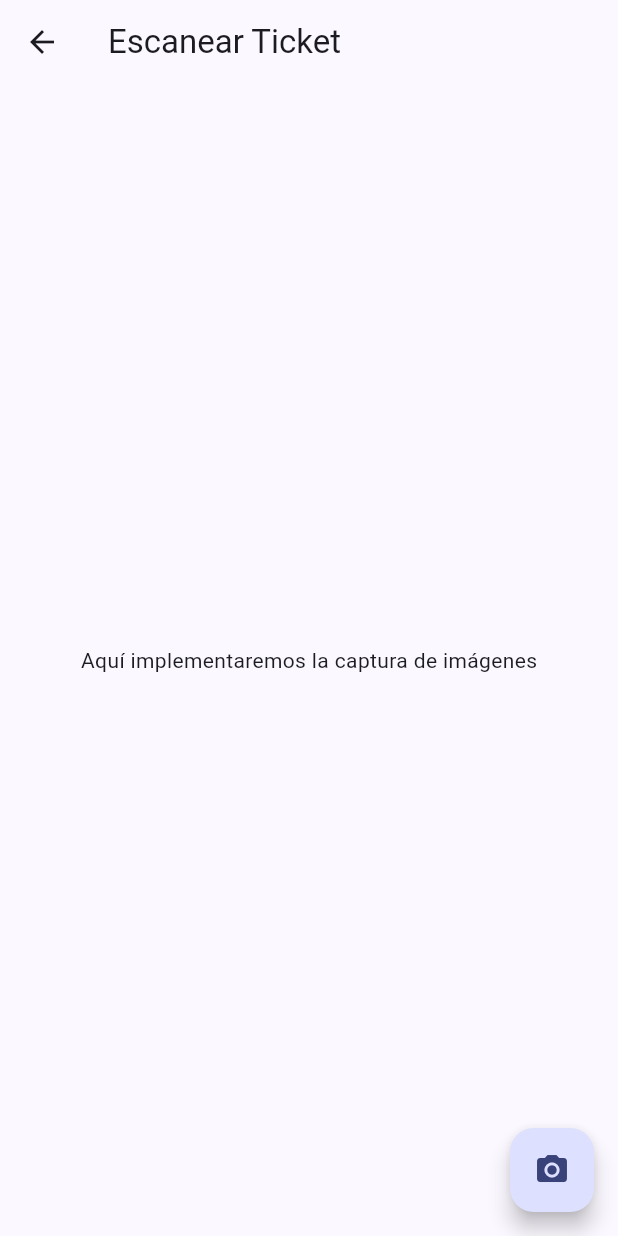
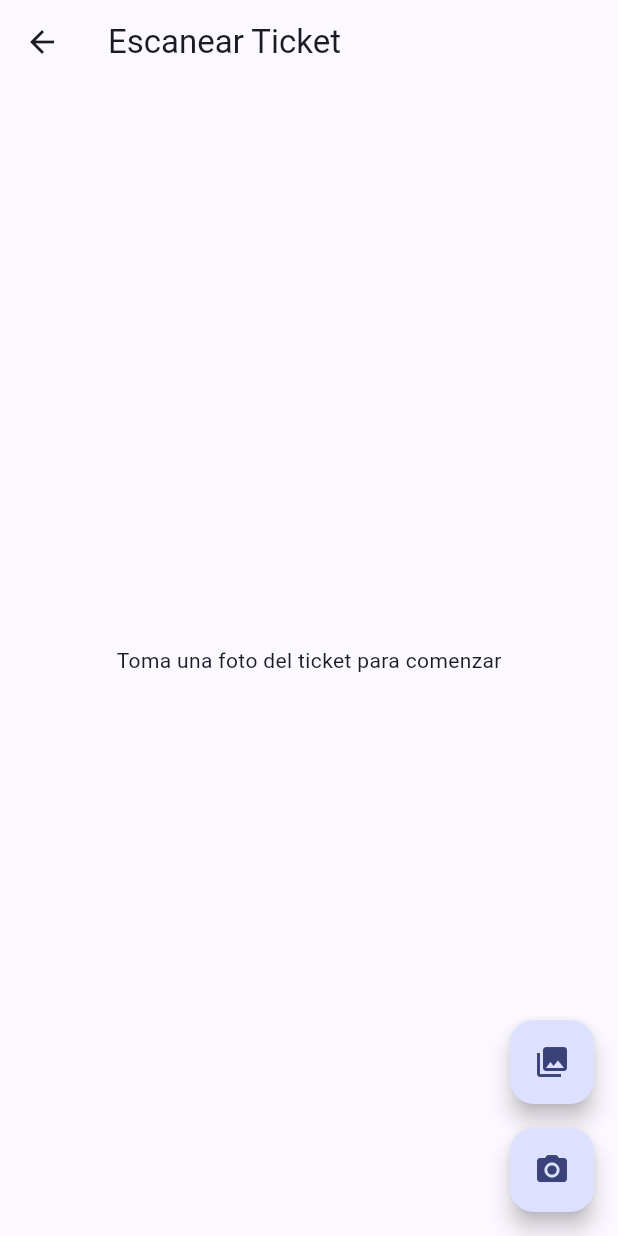
Before and after one commit to ElAdrixHD/ExpenseAI, a Flutter app: the ScanPage screen opened by its route, on a phone screen of 412 x 824 dp. Run offline on Flutter 3.47's test engine with Material 3 defaults, Android fonts, the phone set to English and light mode, and no system bars; our stand-ins replace flutter_riverpod, go_router, image_picker.

Commit message:
Added first pages

```diff
--- a/lib/features/scan_ticket/presentation/pages/scan_page.dart
+++ b/lib/features/scan_ticket/presentation/pages/scan_page.dart
@@ -1,24 +1,91 @@
 import 'package:flutter/material.dart';
+import 'package:flutter_riverpod/flutter_riverpod.dart';
+import 'package:go_router/go_router.dart';
+import '../providers/image_provider.dart';
 
-class ScanPage extends StatelessWidget {
+class ScanPage extends ConsumerWidget {
   const ScanPage({super.key});
 
   @override
-  Widget build(BuildContext context) {
+  Widget build(BuildContext context, WidgetRef ref) {
+    final imageState = ref.watch(imageStateProvider);
+
     return Scaffold(
       appBar: AppBar(
         title: const Text('Escanear Ticket'),
+        actions: [
+          if (imageState.capturedImage != null)
+            IconButton(
+              icon: const Icon(Icons.check),
+              onPressed: () {
+                // Aquí implementaremos la lógica para continuar al análisis
+                ScaffoldMessenger.of(context).showSnackBar(
+                  const SnackBar(content: Text('Imagen guardada correctamente')),
+                );
+                // Navegar a la siguiente pantalla (la crearemos más adelante)
+                // context.goNamed('analyze', extra: imageState.capturedImage);
+              },
+            ),
+        ],
+        leading: IconButton(
+          icon: const Icon(Icons.arrow_back),
+          onPressed: () {
+            context.pop();
+          },
+        ),
       ),
-      body: const Center(
-        child: Text('Aquí implementaremos la captura de imágenes'),
+      body: Column(
+        children: [
+          Expanded(
+            child: Center(
+              child: imageState.isCapturing
+                  ? const CircularProgressIndicator()
+                  : imageState.capturedImage != null
+                  ? Image.file(imageState.capturedImage!)
+                  : const Text('Toma una foto del ticket para comenzar'),
+            ),
+          ),
+          if (imageState.capturedImage != null)
+            Padding(
+              padding: const EdgeInsets.all(16.0),
+              child: Row(
+                mainAxisAlignment: MainAxisAlignment.spaceEvenly,
+                children: [
+                  ElevatedButton.icon(
+                    onPressed: () => ref.read(imageStateProvider.notifier).takePhoto(),
+                    icon: const Icon(Icons.refresh),
+                    label: const Text('Volver a capturar'),
+                  ),
+                  ElevatedButton.icon(
+                    onPressed: () => ref.read(imageStateProvider.notifier).pickFromGallery(),
+                    icon: const Icon(Icons.photo_library),
+                    label: const Text('Galería'),
+                  ),
+                ],
+              ),
+            ),
+        ],
       ),
-      floatingActionButton: FloatingActionButton(
-        onPressed: () {
-          // Aquí implementaremos la lógica para tomar una foto
-        },
-        tooltip: 'Tomar foto',
-        child: const Icon(Icons.camera_alt),
-      ),
+      floatingActionButton: imageState.capturedImage == null
+          ? Column(
+        mainAxisSize: MainAxisSize.min,
+        children: [
+          FloatingActionButton(
+            heroTag: 'gallery',
+            onPressed: () => ref.read(imageStateProvider.notifier).pickFromGallery(),
+            tooltip: 'Galería',
+            child: const Icon(Icons.photo_library),
+          ),
+          const SizedBox(height: 16),
+          FloatingActionButton(
+            heroTag: 'camera',
+            onPressed: () => ref.read(imageStateProvider.notifier).takePhoto(),
+            tooltip: 'Cámara',
+            child: const Icon(Icons.camera_alt),
+          ),
+        ],
+      )
+          : null,
     );
   }
 }
--- a/pubspec.yaml
+++ b/pubspec.yaml
@@ -18,6 +18,7 @@ dependencies:
   logger: ^2.5.0
   path_provider: ^2.1.0
   go_router: ^14.8.1
+  path: ^1.9.1
 
 dev_dependencies:
   flutter_test:
```
Also changed, not shown: lib/features/scan_ticket/data/repositories/image_repository_impl.dart (added, +56 -0 lines), lib/features/scan_ticket/domain/repositories/image_repository.dart (added, +7 -0 lines), lib/features/scan_ticket/presentation/providers/image_provider.dart (added, +65 -0 lines), pubspec.lock, 4 other files.
